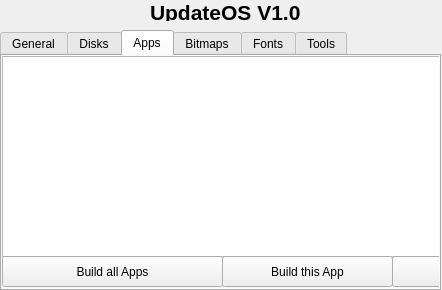
EduDaviDev/UpdateOS, file assets/Tools/Codes/MakeGUI/gui.ui: the form before one commit.
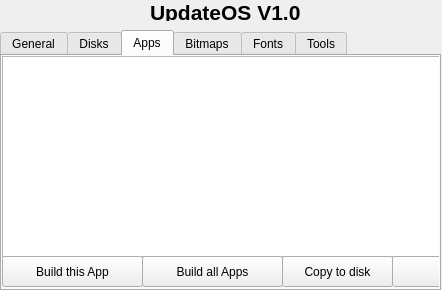
The form after the commit. The open tabs and pages were chosen to show the change. Icons and pictures are not drawn.

```diff
--- a/assets/Tools/Codes/MakeGUI/gui.ui
+++ b/assets/Tools/Codes/MakeGUI/gui.ui
@@ -428,9 +428,9 @@
     <widget class="QPushButton" name="btn_build_app">
      <property name="geometry">
       <rect>
-       <x>220</x>
+       <x>0</x>
        <y>200</y>
-       <width>171</width>
+       <width>141</width>
        <height>31</height>
       </rect>
      </property>
@@ -441,9 +441,9 @@
     <widget class="QPushButton" name="btn_build_all_apps">
      <property name="geometry">
       <rect>
-       <x>0</x>
+       <x>140</x>
        <y>200</y>
-       <width>221</width>
+       <width>141</width>
        <height>31</height>
       </rect>
      </property>
@@ -474,6 +474,25 @@
       </size>
      </property>
     </widget>
+    <widget class="QPushButton" name="btn_copy_app">
+     <property name="geometry">
+      <rect>
+       <x>280</x>
+       <y>200</y>
+       <width>111</width>
+       <height>31</height>
+      </rect>
+     </property>
+     <property name="text">
+      <string>Copy to disk</string>
+     </property>
+     <property name="iconSize">
+      <size>
+       <width>32</width>
+       <height>32</height>
+      </size>
+     </property>
+    </widget>
    </widget>
    <widget class="QWidget" name="bitmap">
     <attribute name="title">
```
Left out of the diff: 6 changed lines with no effect on the pictures.
